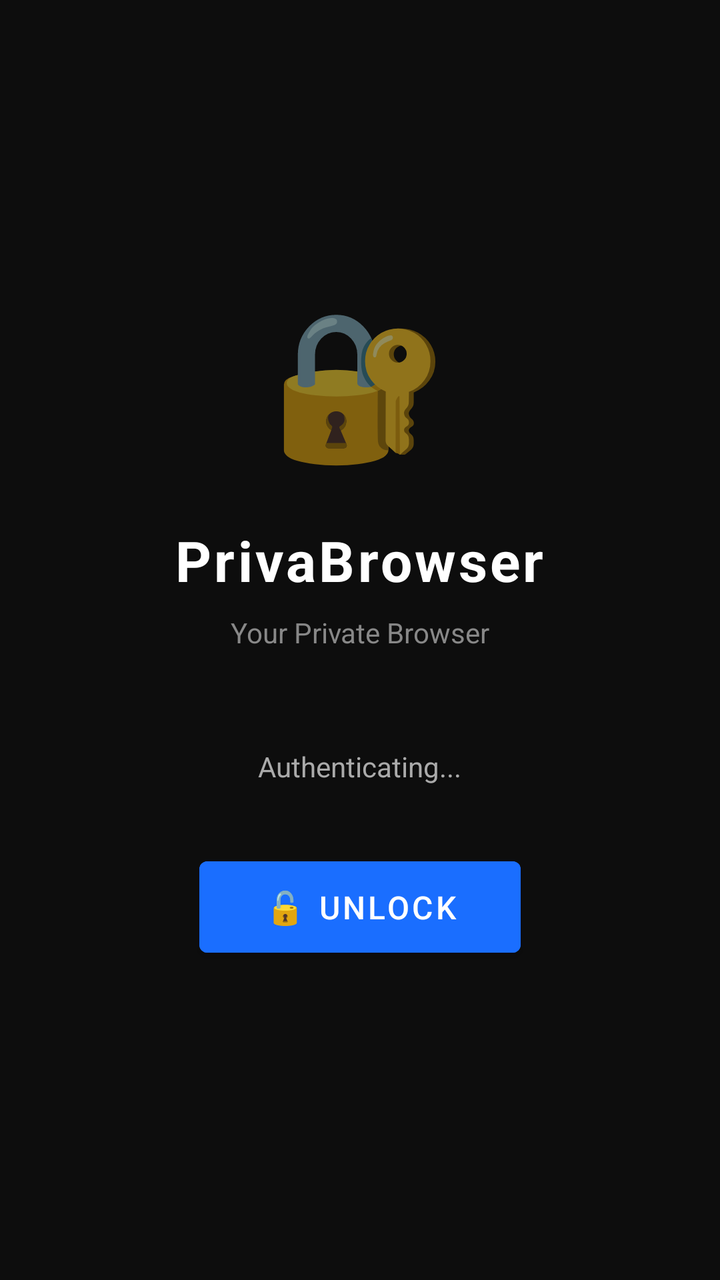
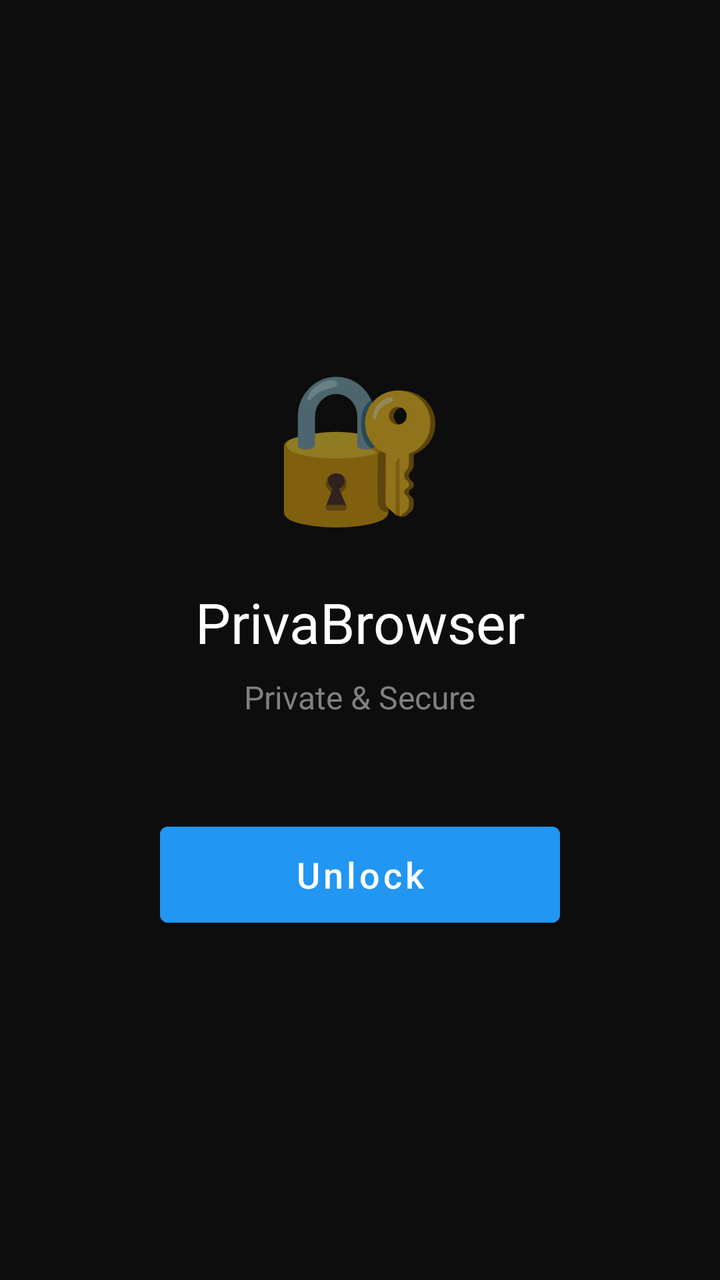

Two renders of the same Android screen: before a commit and after it. Below are the layout's source before the change and the commit's diff.
<!-- AndroidManifest.xml: application theme Theme.PrivaBrowser -->
<!-- res/layout/activity_biometric_lock.xml -->
<?xml version="1.0" encoding="utf-8"?>
<LinearLayout xmlns:android="http://schemas.android.com/apk/res/android"
    android:layout_width="match_parent"
    android:layout_height="match_parent"
    android:orientation="vertical"
    android:gravity="center"
    android:background="#0D0D0D"
    android:padding="40dp">

    
    <TextView
        android:layout_width="wrap_content"
        android:layout_height="wrap_content"
        android:text="🔐"
        android:textSize="72sp"
        android:layout_marginBottom="24dp" />

    
    <TextView
        android:layout_width="wrap_content"
        android:layout_height="wrap_content"
        android:text="PrivaBrowser"
        android:textColor="#FFFFFF"
        android:textSize="28sp"
        android:textStyle="bold"
        android:letterSpacing="0.05"
        android:layout_marginBottom="8dp" />

    <TextView
        android:layout_width="wrap_content"
        android:layout_height="wrap_content"
        android:text="Your Private Browser"
        android:textColor="#888888"
        android:textSize="14sp"
        android:layout_marginBottom="48dp" />

    
    <TextView
        android:id="@+id/tv_status"
        android:layout_width="wrap_content"
        android:layout_height="wrap_content"
        android:text="Authenticating..."
        android:textColor="#AAAAAA"
        android:textSize="14sp"
        android:layout_marginBottom="32dp" />

    
    <Button
        android:id="@+id/btn_unlock"
        android:layout_width="wrap_content"
        android:layout_height="wrap_content"
        android:text="🔓 Unlock"
        android:backgroundTint="#1A6EFF"
        android:textColor="#FFFFFF"
        android:textSize="16sp"
        android:paddingStart="32dp"
        android:paddingEnd="32dp"
        android:paddingTop="12dp"
        android:paddingBottom="12dp"
        android:layout_marginBottom="16dp" />

    
    <Button
        android:id="@+id/btn_skip"
        android:layout_width="wrap_content"
        android:layout_height="wrap_content"
        android:text="Continue without lock"
        android:backgroundTint="transparent"
        android:textColor="#555555"
        android:textSize="12sp"
        android:visibility="gone" />

</LinearLayout>
<!-- resources referenced by this layout -->
<resources>
  <style name="Theme.PrivaBrowser" parent="Theme.MaterialComponents.DayNight.NoActionBar">
          <item name="colorPrimary">#1A6EFF</item>
          <item name="colorPrimaryVariant">#0052CC</item>
          <item name="colorOnPrimary">#FFFFFF</item>
          <item name="colorSurface">#1E1E1E</item>
          <item name="android:windowBackground">#121212</item>
          <item name="android:statusBarColor">#0D0D0D</item>
          <item name="android:navigationBarColor">#1E1E1E</item>
      </style>
</resources>

<!-- the commit's change to res/layout/activity_biometric_lock.xml (unified diff, before → after) -->
@@ -22,52 +22,25 @@
         android:text="PrivaBrowser"
         android:textColor="#FFFFFF"
         android:textSize="28sp"
-        android:textStyle="bold"
-        android:letterSpacing="0.05"
         android:layout_marginBottom="8dp" />
 
     <TextView
         android:layout_width="wrap_content"
         android:layout_height="wrap_content"
-        android:text="Your Private Browser"
-        android:textColor="#888888"
-        android:textSize="14sp"
+        android:text="Private &amp; Secure"
+        android:textColor="#808080"
+        android:textSize="16sp"
         android:layout_marginBottom="48dp" />
 
     
-    <TextView
-        android:id="@+id/tv_status"
-        android:layout_width="wrap_content"
-        android:layout_height="wrap_content"
-        android:text="Authenticating..."
-        android:textColor="#AAAAAA"
-        android:textSize="14sp"
-        android:layout_marginBottom="32dp" />
-
-    
     <Button
-        android:id="@+id/btn_unlock"
-        android:layout_width="wrap_content"
-        android:layout_height="wrap_content"
-        android:text="🔓 Unlock"
-        android:backgroundTint="#1A6EFF"
+        android:id="@+id/btnUnlock"
+        android:layout_width="200dp"
+        android:layout_height="60dp"
+        android:text="Unlock"
         android:textColor="#FFFFFF"
-        android:textSize="16sp"
-        android:paddingStart="32dp"
-        android:paddingEnd="32dp"
-        android:paddingTop="12dp"
-        android:paddingBottom="12dp"
-        android:layout_marginBottom="16dp" />
-
-    
-    <Button
-        android:id="@+id/btn_skip"
-        android:layout_width="wrap_content"
-        android:layout_height="wrap_content"
-        android:text="Continue without lock"
-        android:backgroundTint="transparent"
-        android:textColor="#555555"
-        android:textSize="12sp"
-        android:visibility="gone" />
+        android:backgroundTint="#2196F3"
+        android:textAllCaps="false"
+        android:textSize="18sp" />
 
 </LinearLayout>
